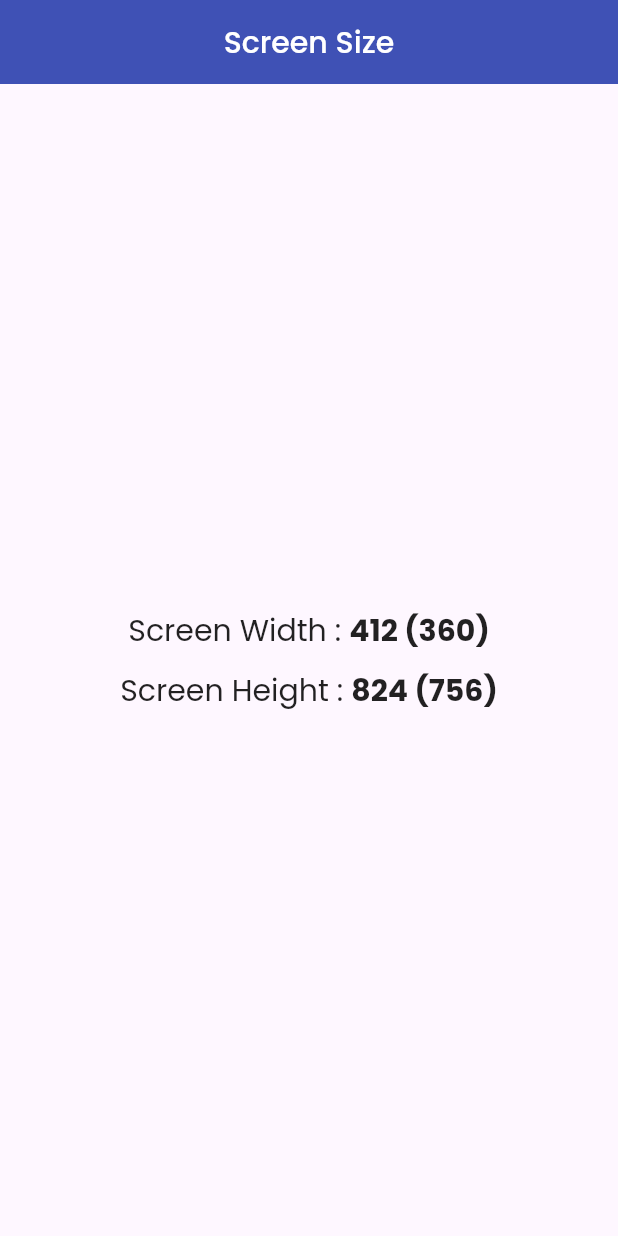
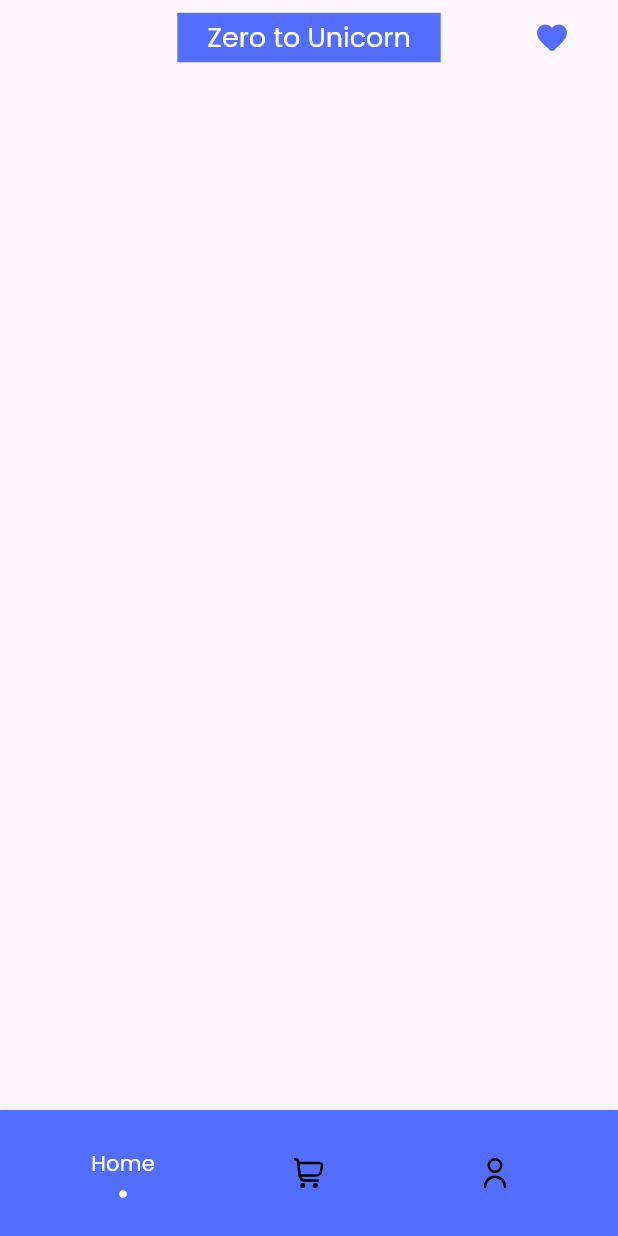
Before and after one commit to 4amshin/e-shop, a Flutter app: the screen it shows after launch, on a phone screen of 412 x 824 dp. Run offline on Flutter 3.47's test engine with Material 2 defaults, Android fonts, the phone set to English and light mode, and no system bars; drawn by our look-alikes of flashy_tab_bar2; our stand-ins replace flutter_svg, google_fonts.

Commit message:
app-bottom-bar

```diff
--- a/lib/main.dart
+++ b/lib/main.dart
@@ -1,4 +1,6 @@
-import 'package:e_commerce/screen_size.dart';
+import 'package:e_commerce/shared/page_navigation.dart';
+import 'package:e_commerce/shared/screen_size.dart';
+import 'package:e_commerce/theme/text_theme.dart';
 import 'package:flutter/material.dart';
 import 'package:google_fonts/google_fonts.dart';
 
@@ -14,14 +16,8 @@ class MyApp extends StatelessWidget {
     return MaterialApp(
       title: 'E-Commerce',
       debugShowCheckedModeBanner: false,
-      theme: ThemeData(
-        primarySwatch: Colors.indigo,
-        textTheme: GoogleFonts.poppinsTextTheme(
-          Theme.of(context).textTheme,
-        ),
-        useMaterial3: true,
-      ),
-      home: const ScreenSize(),
+      theme: theme(),
+      home: const PageNavigation(),
     );
   }
 }
--- /dev/null
+++ b/lib/shared/bottom_nav_bar.dart
@@ -0,0 +1,58 @@
+// ignore_for_file: public_member_api_docs, sort_constructors_first
+import 'package:flashy_tab_bar2/flashy_tab_bar2.dart';
+import 'package:flutter/material.dart';
+import 'package:flutter_svg/svg.dart';
+
+class BottomNavBar extends StatelessWidget {
+  final int selectedIndex;
+  final void Function(int) onItemSelected;
+  const BottomNavBar({
+    Key? key,
+    required this.selectedIndex,
+    required this.onItemSelected,
+  }) : super(key: key);
+
+  @override
+  Widget build(BuildContext context) {
+    final style = Theme.of(context).textTheme;
+    return FlashyTabBar(
+      animationCurve: Curves.easeInOutCubic,
+      backgroundColor: Colors.indigoAccent.shade200,
+      selectedIndex: selectedIndex,
+      showElevation: true,
+      onItemSelected: onItemSelected,
+      items: [
+        FlashyTabBarItem(
+          activeColor: Colors.white,
+          inactiveColor: const Color(0xff999999),
+          icon: SvgPicture.asset(
+            'assets/icons/home.svg',
+            height: 20,
+          ),
+          title: Text("Home",
+              style: style.bodyMedium?.copyWith(color: Colors.white)),
+        ),
+        FlashyTabBarItem(
+          activeColor: Colors.white,
+          inactiveColor: Colors.grey,
+          icon: SvgPicture.asset(
+            'assets/icons/cart.svg',
+            height: 20,
+          ),
+          title: Text("Cart",
+              style: style.bodyMedium?.copyWith(color: Colors.white)),
+        ),
+        FlashyTabBarItem(
+          activeColor: Colors.white,
+          inactiveColor: Colors.grey,
+          icon: SvgPicture.asset(
+            'assets/icons/user.svg',
+            height: 20,
+          ),
+          title: Text("Profile",
+              style: style.bodyMedium?.copyWith(color: Colors.white)),
+        ),
+      ],
+    );
+  }
+}
--- /dev/null
+++ b/lib/shared/page_navigation.dart
@@ -0,0 +1,34 @@
+import 'package:e_commerce/shared/bottom_nav_bar.dart';
+import 'package:e_commerce/view/cart_page/cart_page.dart';
+import 'package:e_commerce/view/home_page/home_page.dart';
+import 'package:e_commerce/view/profile_page/profile_page.dart';
+import 'package:flutter/material.dart';
+
+class PageNavigation extends StatefulWidget {
+  const PageNavigation({Key? key}) : super(key: key);
+
+  @override
+  State<PageNavigation> createState() => _PageNavigationState();
+}
+
+class _PageNavigationState extends State<PageNavigation> {
+  int _selectedIndex = 0;
+  final List<Widget> _widgetOptions = const <Widget>[
+    HomePage(),
+    CartPage(),
+    ProfilePage(),
+  ];
+
+  @override
+  Widget build(BuildContext context) {
+    return Scaffold(
+      body: _widgetOptions.elementAt(_selectedIndex),
+      bottomNavigationBar: BottomNavBar(
+        selectedIndex: _selectedIndex,
+        onItemSelected: (index) => setState(() {
+          _selectedIndex = index;
+        }),
+      ),
+    );
+  }
+}
--- /dev/null
+++ b/lib/view/home_page/home_page.dart
@@ -0,0 +1,23 @@
+import 'package:e_commerce/widget/home_widget/custom_app_bar.dart';
+import 'package:flutter/material.dart';
+
+class HomePage extends StatelessWidget {
+  const HomePage({Key? key}) : super(key: key);
+
+  @override
+  Widget build(BuildContext context) {
+    return Scaffold(
+      appBar: const CustomAppBar(
+        title: 'Zero to Unicorn',
+      ),
+      body: SingleChildScrollView(
+        child: Container(
+          padding: const EdgeInsets.all(10.0),
+          child: Column(
+            children: const [],
+          ),
+        ),
+      ),
+    );
+  }
+}
--- /dev/null
+++ b/lib/widget/home_widget/custom_app_bar.dart
@@ -0,0 +1,45 @@
+import 'package:flutter/material.dart';
+
+class CustomAppBar extends StatelessWidget with PreferredSizeWidget {
+  final String? title;
+  const CustomAppBar({
+    super.key,
+    required this.title,
+  });
+
+  @override
+  Widget build(BuildContext context) {
+    return AppBar(
+      centerTitle: true,
+      title: Container(
+        padding: const EdgeInsets.symmetric(
+          horizontal: 20,
+          vertical: 5,
+        ),
+        color: Colors.indigoAccent.shade200,
+        child: Text(
+          title!,
+          style: const TextStyle(
+            fontSize: 18,
+            color: Colors.white,
+          ),
+        ),
+      ),
+      actions: [
+        Padding(
+          padding: const EdgeInsets.only(right: 20),
+          child: IconButton(
+            onPressed: () {},
+            icon: Icon(
+              Icons.favorite_rounded,
+              color: Colors.indigoAccent.shade200,
+            ),
+          ),
+        ),
+      ],
+    );
+  }
+
+  @override
+  Size get preferredSize => const Size.fromHeight(50);
+}
```
Also changed, not shown: lib/theme/text_theme.dart (added, +42 -0 lines), lib/view/cart_page/cart_page.dart (added, +21 -0 lines), lib/view/profile_page/profile_page.dart (added, +21 -0 lines), pubspec.yaml (+5 -3 lines), assets/icons/cart.svg (added), assets/icons/home.svg, assets/icons/person.svg (deleted), assets/icons/user.svg (added), lib/shared/screen_size.dart (renamed from lib/screen_size.dart), pubspec.lock.
